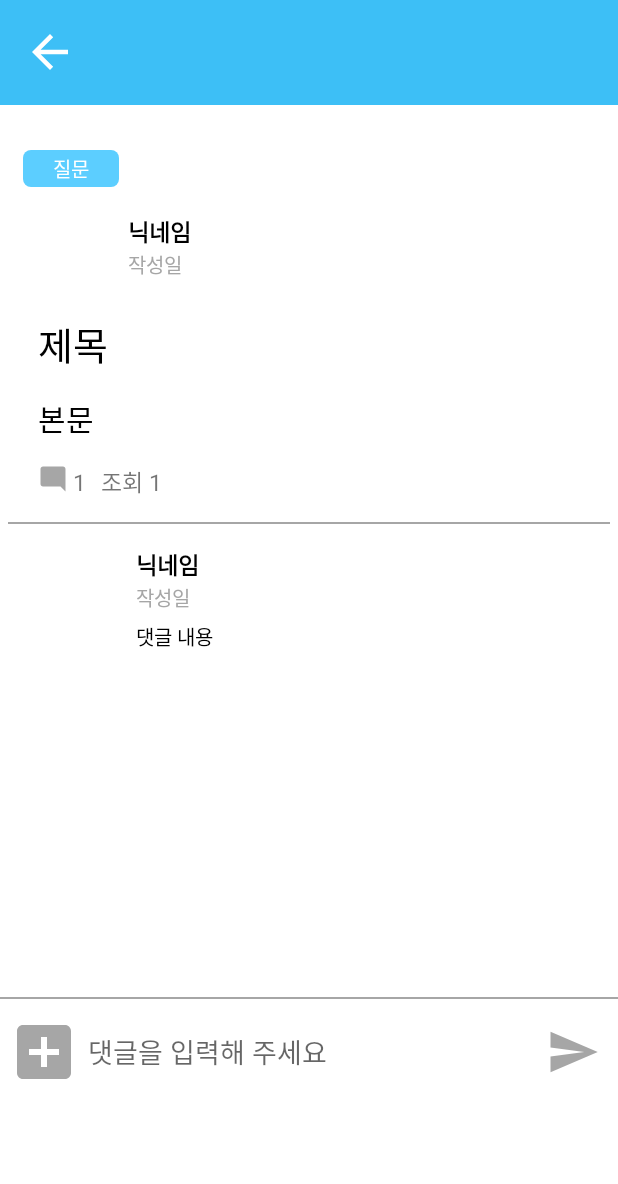
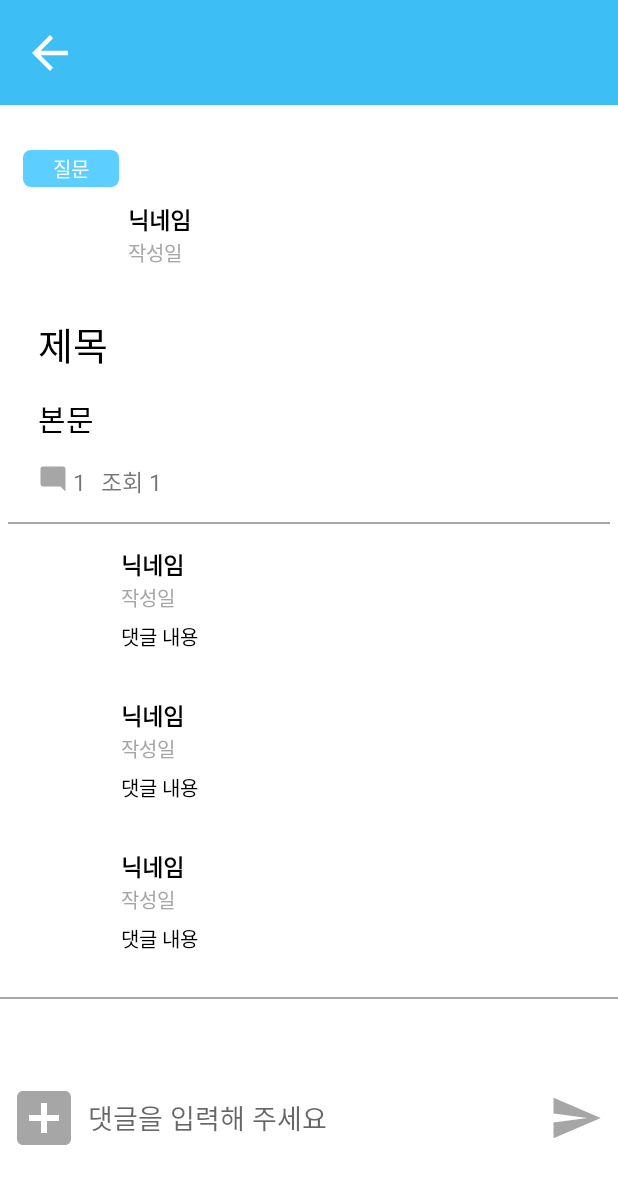
Before and after one commit to sey2/Hanium_Project, an Android app: the layout fragment_board_detail.xml on its own in the app's theme, with its tools: preview values and no code run, on a phone screen of 412 x 824 dp. Shown: the top 1184 px of the screen. Run offline under Robolectric (Android 15) with nearby library versions, the phone set to English and light mode, and no system bars.

Commit message:
[Style] change layout (07.26)

```diff
--- a/app/src/main/res/layout/comments_view.xml
+++ b/app/src/main/res/layout/comments_view.xml
@@ -1,54 +1,52 @@
 <?xml version="1.0" encoding="utf-8"?>
-<LinearLayout xmlns:android="http://schemas.android.com/apk/res/android"
-    android:layout_width="match_parent"
-    android:layout_height="match_parent"
-    android:layout_margin="15sp"
-    android:orientation="vertical"
-    >
-
-    <LinearLayout
+<androidx.constraintlayout.widget.ConstraintLayout xmlns:android="http://schemas.android.com/apk/res/android"
     android:layout_width="match_parent"
     android:layout_height="wrap_content"
-        android:orientation="horizontal"
-        >
+    xmlns:app="http://schemas.android.com/apk/res-auto"
+    android:layout_margin="15sp"
+    android:orientation="vertical">
 
     <ImageView
+        android:id="@+id/cmtUserPfp"
         android:layout_width="60sp"
-            android:layout_height="60sp"/>
-
-        <LinearLayout
-            android:layout_width="wrap_content"
-            android:layout_height="wrap_content"
-            android:orientation="vertical"
-            android:layout_gravity="center_vertical"
-            android:layout_marginStart="10sp"
-            >
+        android:layout_height="60sp"
+        app:layout_constraintTop_toTopOf="parent"
+        app:layout_constraintStart_toStartOf="parent"
+        />
 
     <TextView
+        android:id="@+id/cmtUserName"
         android:layout_width="wrap_content"
         android:layout_height="wrap_content"
         android:textColor="@color/black"
         android:textStyle="bold"
         android:textSize="15sp"
-                android:text="닉네임"/>
+        android:text="닉네임"
+        app:layout_constraintTop_toTopOf="parent"
+        app:layout_constraintStart_toEndOf="@id/cmtUserPfp"
+        />
 
     <TextView
+        android:id="@+id/cmtDate"
         android:layout_width="wrap_content"
         android:layout_height="wrap_content"
         android:textColor="@color/light_grey"
         android:textSize="13sp"
-                android:text="작성일"/>
+        android:text="작성일"
+        app:layout_constraintTop_toBottomOf="@id/cmtUserName"
+        app:layout_constraintStart_toEndOf="@id/cmtUserPfp"
+        />
 
     <TextView
+        android:id="@+id/comment"
         android:layout_width="wrap_content"
         android:layout_height="wrap_content"
         android:layout_marginTop="5sp"
         android:textColor="@color/black"
         android:textSize="13sp"
-                android:text="댓글 내용"/>
+        android:text="댓글 내용"
+        app:layout_constraintTop_toBottomOf="@id/cmtDate"
+        app:layout_constraintStart_toEndOf="@id/cmtUserPfp"
+        />
 
-        </LinearLayout>
-
-    </LinearLayout>
-
-</LinearLayout>
+</androidx.constraintlayout.widget.ConstraintLayout>
--- a/app/src/main/res/layout/fragment_board.xml
+++ b/app/src/main/res/layout/fragment_board.xml
@@ -1,5 +1,5 @@
 <?xml version="1.0" encoding="utf-8"?>
-<LinearLayout xmlns:android="http://schemas.android.com/apk/res/android"
+<androidx.constraintlayout.widget.ConstraintLayout xmlns:android="http://schemas.android.com/apk/res/android"
     xmlns:app="http://schemas.android.com/apk/res-auto"
     xmlns:tools="http://schemas.android.com/tools"
     android:layout_width="match_parent"
@@ -7,15 +7,16 @@
     android:orientation="vertical"
     >
 
-    <LinearLayout
+    <View
+        android:id="@+id/boardBar"
         android:layout_width="match_parent"
         android:layout_height="70sp"
-        android:orientation="horizontal"
-        android:gravity="center_vertical"
         android:background="@color/light_blue"
-        >
+        app:layout_constraintTop_toTopOf="parent"
+        />
 
     <TextView
+        android:id="@+id/boardTitle"
         android:layout_width="340sp"
         android:layout_height="wrap_content"
         android:layout_marginStart="17sp"
@@ -23,19 +24,29 @@
         android:textColor="@color/white"
         android:textStyle="bold"
         android:text="수산수산"
+        app:layout_constraintStart_toStartOf="parent"
+        app:layout_constraintTop_toTopOf="parent"
+        app:layout_constraintBottom_toBottomOf="@id/boardBar"
+        app:layout_constraintVertical_bias="0.5"
         />
 
     <ImageView
         android:layout_width="wrap_content"
         android:layout_height="wrap_content"
         android:src="@drawable/write_24"
+        android:layout_marginEnd="20sp"
+        app:layout_constraintEnd_toEndOf="parent"
+        app:layout_constraintTop_toTopOf="parent"
+        app:layout_constraintBottom_toBottomOf="@id/boardBar"
+        app:layout_constraintVertical_bias="0.5"
         />
 
-    </LinearLayout>
 
     <ScrollView
         android:layout_width="match_parent"
-        android:layout_height="wrap_content">
+        android:layout_height="wrap_content"
+        app:layout_constraintTop_toBottomOf="@id/boardBar"
+        >
 
         <androidx.recyclerview.widget.RecyclerView
             android:id="@+id/postingList"
@@ -47,4 +58,4 @@
     </ScrollView>
 
 
-</LinearLayout>
+</androidx.constraintlayout.widget.ConstraintLayout>
--- a/app/src/main/res/layout/fragment_board_detail.xml
+++ b/app/src/main/res/layout/fragment_board_detail.xml
@@ -1,5 +1,5 @@
 <?xml version="1.0" encoding="utf-8"?>
-<LinearLayout xmlns:android="http://schemas.android.com/apk/res/android"
+<androidx.constraintlayout.widget.ConstraintLayout xmlns:android="http://schemas.android.com/apk/res/android"
     xmlns:app="http://schemas.android.com/apk/res-auto"
     xmlns:tools="http://schemas.android.com/tools"
     android:layout_width="match_parent"
@@ -7,26 +7,31 @@
     android:orientation="vertical"
     >
 
-    <LinearLayout
+    <View
+        android:id="@+id/boardDetailBar"
         android:layout_width="match_parent"
         android:layout_height="70sp"
-            android:orientation="horizontal"
-            android:gravity="center_vertical"
         android:background="@color/light_blue"
-            >
+        app:layout_constraintTop_toTopOf="parent"
+        />
 
     <ImageView
         android:layout_width="wrap_content"
         android:layout_height="wrap_content"
         android:layout_marginStart="15sp"
         android:src="@drawable/arrow_back_24"
+        app:layout_constraintStart_toStartOf="parent"
+        app:layout_constraintTop_toTopOf="parent"
+        app:layout_constraintBottom_toBottomOf="@id/boardDetailBar"
+        app:layout_constraintVertical_bias="0.5"
         />
 
-        </LinearLayout>
-
-    <ScrollView
+    <androidx.core.widget.NestedScrollView
+        android:id="@+id/boardDetailView"
         android:layout_width="match_parent"
-        android:layout_height="wrap_content">
+        android:layout_height="wrap_content"
+        app:layout_constraintTop_toBottomOf="@id/boardDetailBar"
+        >
 
         <LinearLayout
             android:layout_width="match_parent"
@@ -48,43 +53,45 @@
                 android:text="질문"
                 />
 
-            <LinearLayout
+            <androidx.constraintlayout.widget.ConstraintLayout
                 android:layout_width="match_parent"
                 android:layout_height="wrap_content"
-                android:orientation="horizontal"
                 android:layout_marginHorizontal="10sp"
                 >
 
                 <ImageView
+                    android:id="@+id/boardUserPfp"
                     android:layout_width="60sp"
-                    android:layout_height="60sp"/>
+                    android:layout_height="60sp"
+                    app:layout_constraintStart_toStartOf="parent"
+                    app:layout_constraintTop_toTopOf="parent"
+                    />
 
-                <LinearLayout
+                <TextView
+                    android:id="@+id/boardUserName"
                     android:layout_width="wrap_content"
                     android:layout_height="wrap_content"
-                    android:orientation="vertical"
-                    android:layout_gravity="center_vertical"
                     android:layout_marginStart="10sp"
-                    >
+                    android:textColor="@color/black"
+                    android:textStyle="bold"
+                    android:textSize="15sp"
+                    android:text="닉네임"
+                    app:layout_constraintStart_toEndOf="@id/boardUserPfp"
+                    app:layout_constraintTop_toTopOf="parent"
+                    />
 
                 <TextView
                     android:layout_width="wrap_content"
                     android:layout_height="wrap_content"
-                        android:textColor="@color/black"
-                        android:textStyle="bold"
-                        android:textSize="15sp"
-                        android:text="닉네임"/>
-
-                    <TextView
-                        android:layout_width="wrap_content"
-                        android:layout_height="wrap_content"
+                    android:layout_marginStart="10sp"
                     android:textColor="@color/light_grey"
                     android:textSize="13sp"
-                        android:text="작성일"/>
+                    android:text="작성일"
+                    app:layout_constraintStart_toEndOf="@id/boardUserPfp"
+                    app:layout_constraintTop_toBottomOf="@id/boardUserName"
+                    />
 
-                </LinearLayout>
-
-            </LinearLayout>
+            </androidx.constraintlayout.widget.ConstraintLayout>
 
             <TextView
                 android:layout_width="match_parent"
@@ -146,49 +153,60 @@
                 android:layout_width="match_parent"
                 android:layout_height="305sp"
                 app:layoutManager="androidx.recyclerview.widget.LinearLayoutManager"
-                tools:listitem="@layout/comments_view"/>
+                tools:listitem="@layout/comments_view"
+                android:nestedScrollingEnabled="false"
+                android:overScrollMode="never"
+                />
 
         </LinearLayout>
 
-    </ScrollView>
+    </androidx.core.widget.NestedScrollView>
 
     <View
+        android:id="@+id/boardDetailLine"
         android:layout_width="match_parent"
         android:layout_height="1dp"
         android:layout_marginTop="10sp"
         android:background="@color/light_grey"
+        app:layout_constraintTop_toBottomOf="@id/boardDetailView"
         />
 
-    <LinearLayout
-        android:layout_width="match_parent"
-        android:layout_height="60sp"
-        android:layout_marginTop="5sp"
-        android:gravity="center_vertical"
-        >
-
     <ImageView
+        android:id="@+id/boardCmtAddPic"
         android:layout_width="wrap_content"
         android:layout_height="wrap_content"
         android:layout_marginStart="5sp"
         android:src="@drawable/add_box_24"
+        app:layout_constraintStart_toStartOf="parent"
+        app:layout_constraintTop_toBottomOf="@id/boardDetailLine"
+        app:layout_constraintBottom_toBottomOf="parent"
+        app:layout_constraintVertical_bias="0.5"
         />
 
     <EditText
+        android:id="@+id/boardCmtWrite"
         android:layout_width="300sp"
         android:layout_height="50sp"
         android:layout_marginStart="5sp"
         android:background="@null"
         android:inputType="text"
         android:hint="댓글을 입력해 주세요"
+        app:layout_constraintStart_toEndOf="@id/boardCmtAddPic"
+        app:layout_constraintTop_toBottomOf="@id/boardDetailLine"
+        app:layout_constraintBottom_toBottomOf="parent"
+        app:layout_constraintVertical_bias="0.5"
         />
 
     <ImageView
+        android:id="@+id/boardSendCmt"
         android:layout_width="wrap_content"
         android:layout_height="wrap_content"
-            android:layout_marginStart="5sp"
+        android:layout_marginEnd="10sp"
         android:src="@drawable/send_24"
+        app:layout_constraintEnd_toEndOf="parent"
+        app:layout_constraintTop_toBottomOf="@id/boardDetailLine"
+        app:layout_constraintBottom_toBottomOf="parent"
+        app:layout_constraintVertical_bias="0.5"
         />
 
-    </LinearLayout>
-
-</LinearLayout>
+</androidx.constraintlayout.widget.ConstraintLayout>
```
Lines whose indentation alone changed are shown as unchanged.
